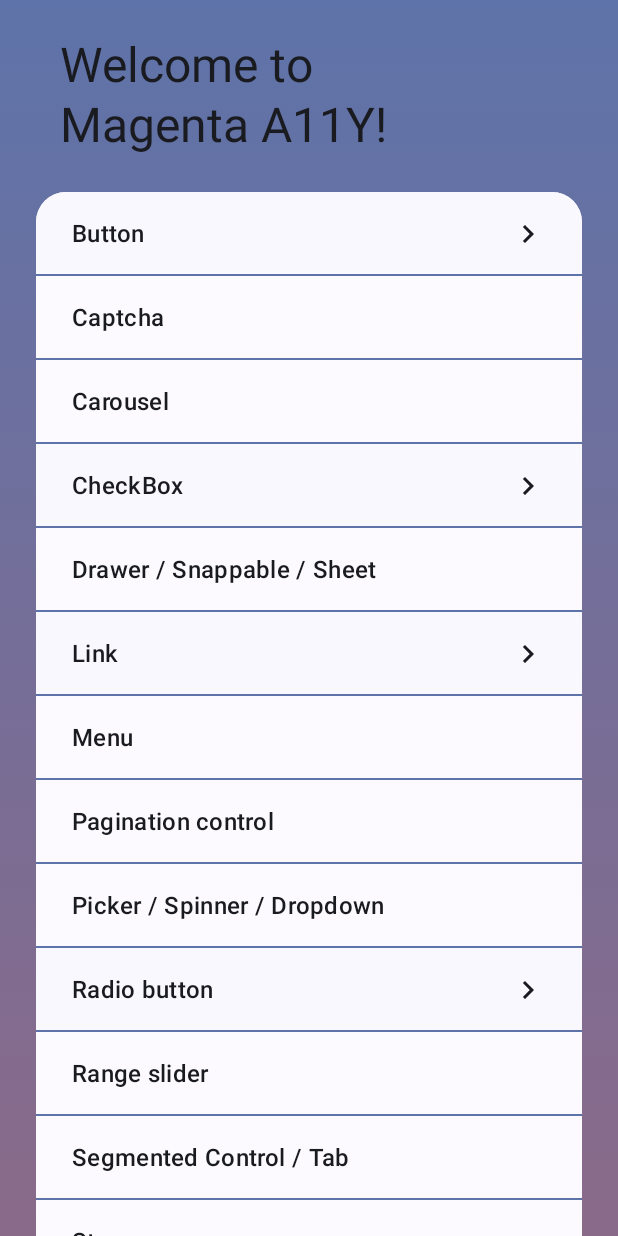
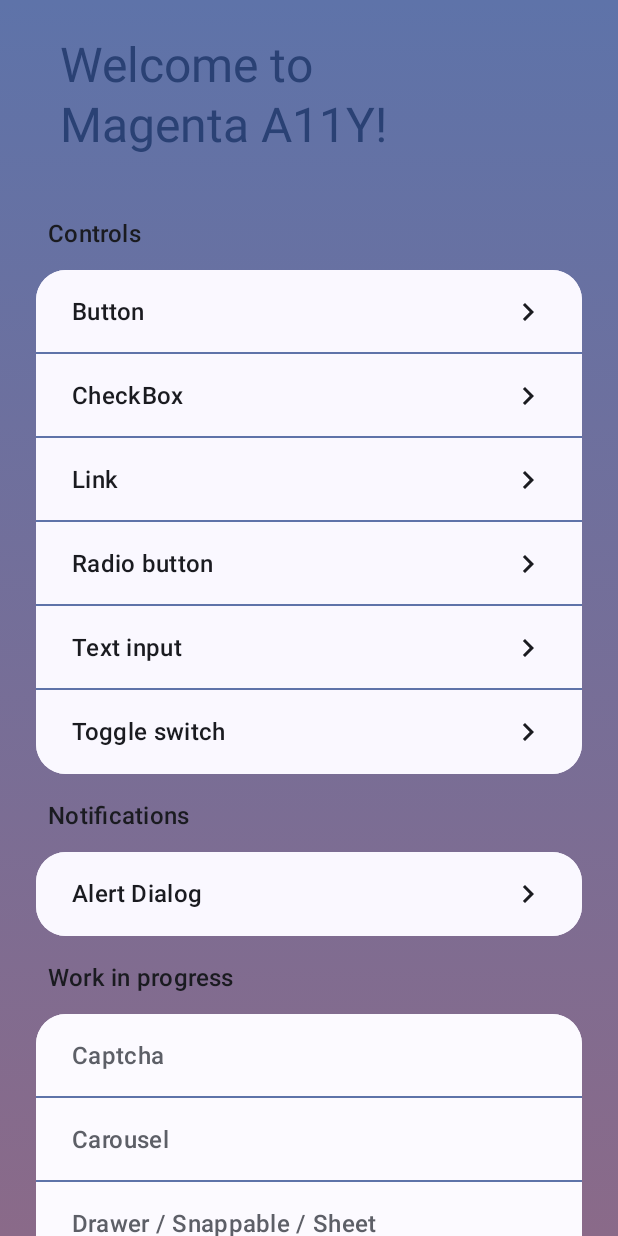
Before and after one commit to max-jin/maxmagentaa11y, an Android app built with Jetpack Compose: the screen it shows after launch (MainActivity), on a phone screen of 412 x 824 dp. Run offline under Robolectric (Android 15) with nearby library versions, the phone set to English and light mode, and no system bars.

Commit message:
Add NavGraph

```diff
--- a/app/src/main/java/com/maxjin/a11y/core/component/Component.kt
+++ b/app/src/main/java/com/maxjin/a11y/core/component/Component.kt
@@ -4,6 +4,8 @@
  */
 
 package com.maxjin.a11y.core.component
+
+import com.maxjin.a11y.ui.nav.NavDestination
 
 /**
  * App UI component
@@ -13,30 +15,31 @@ data class Component(
     // Used for searching and displaying
     val nameOptions: List<String>? = null,
     val available: Boolean = true,
-    val type: ComponentType = ComponentType.CONTROL
+    val type: ComponentType = ComponentType.CONTROL,
+    val navDestination: NavDestination
 ) {
     companion object {
         val allComponents: List<Component>
             get() = listOf(
-                Component("Button"),
-                Component("Captcha", available = false),
-                Component("Carousel", available = false),
-                Component("CheckBox"),
-                Component("Drawer / Snappable / Sheet", listOf("Menu", "Bottom Sheet", "BottomSheet"), available = false),
-                Component("Link"),
-                Component("Menu", listOf("Drawer", "DropdownMenu", "DropdownTextBox", "DropdownMenuBox"), available = false),
-                Component("Pagination control", available = false),
-                Component("Picker / Spinner / Dropdown", available = false),
-                Component("Radio button", listOf("RadioButton")),
-                Component("Range slider", available = false),
-                Component("Segmented Control / Tab", available = false),
-                Component("Stepper", available = false),
-                Component("Table row button", listOf("LazyColumn"), available = false),
-                Component("Text input", listOf("TextField", "Text fields")),
-                Component("Toggle switch", listOf("Switch")),
-                Component("Alert Dialog", listOf("Alert"), available = true, type = ComponentType.NOTIFICATION),
-                Component("Modal", listOf("Bottom sheet"), available = false, type = ComponentType.NOTIFICATION),
-                Component("Toast snackbar banner", available = false, type = ComponentType.NOTIFICATION)
+                Component("Button", navDestination = NavDestination.COMPONENT_BUTTON),
+                Component("Captcha", available = false, navDestination = NavDestination.COMPONENT_BUTTON),
+                Component("Carousel", available = false, navDestination = NavDestination.COMPONENT_BUTTON),
+                Component("CheckBox", navDestination = NavDestination.COMPONENT_CHECKBOX),
+                Component("Drawer / Snappable / Sheet", listOf("Menu", "Bottom Sheet", "BottomSheet"), available = false, navDestination = NavDestination.COMPONENT_BUTTON),
+                Component("Link", navDestination = NavDestination.COMPONENT_LINK),
+                Component("Menu", listOf("Drawer", "DropdownMenu", "DropdownTextBox", "DropdownMenuBox"), available = false, navDestination = NavDestination.COMPONENT_BUTTON),
+                Component("Pagination control", available = false, navDestination = NavDestination.COMPONENT_BUTTON),
+                Component("Picker / Spinner / Dropdown", available = false, navDestination = NavDestination.COMPONENT_BUTTON),
+                Component("Radio button", listOf("RadioButton"), navDestination = NavDestination.COMPONENT_RADIO_BUTTON),
+                Component("Range slider", available = false, navDestination = NavDestination.COMPONENT_BUTTON),
+                Component("Segmented Control / Tab", available = false, navDestination = NavDestination.COMPONENT_BUTTON),
+                Component("Stepper", available = false, navDestination = NavDestination.COMPONENT_BUTTON),
+                Component("Table row button", listOf("LazyColumn"), available = false, navDestination = NavDestination.COMPONENT_BUTTON),
+                Component("Text input", listOf("TextField", "Text fields"), navDestination = NavDestination.COMPONENT_TEXT_FIELD),
+                Component("Toggle switch", listOf("Switch"), navDestination = NavDestination.COMPONENT_SWITCH),
+                Component("Alert Dialog", listOf("Alert"), available = true, type = ComponentType.NOTIFICATION, navDestination = NavDestination.COMPONENT_ALERT_DIALOG),
+                Component("Modal", listOf("Bottom sheet"), available = false, type = ComponentType.NOTIFICATION, navDestination = NavDestination.COMPONENT_ALERT_DIALOG),
+                Component("Toast snackbar banner", available = false, type = ComponentType.NOTIFICATION, navDestination = NavDestination.COMPONENT_BUTTON)
             )
     }
 }
--- a/app/src/main/java/com/maxjin/a11y/ui/AppScreen.kt
+++ b/app/src/main/java/com/maxjin/a11y/ui/AppScreen.kt
@@ -12,13 +12,12 @@ import androidx.compose.material3.Surface
 import androidx.compose.runtime.Composable
 import androidx.compose.ui.Modifier
 import androidx.navigation.compose.rememberNavController
-import com.maxjin.a11y.ui.home.HomeScreen
+import com.maxjin.a11y.ui.nav.NavGraph
 import com.maxjin.a11y.ui.theme.MagentaA11yTheme
 
 /**
  * App Main Screen - Top Layer of Composable
  *
- * TODO
  * 1. Top bar - foldable
  * 2. SearchBar
  * 3. Nav
@@ -36,7 +35,7 @@ fun AppScreen(
     MagentaA11yTheme {
         // A surface container using the 'background' color from the theme
         Surface(modifier = Modifier.fillMaxSize(), color = MaterialTheme.colorScheme.background) {
-            HomeScreen()
+            NavGraph(navController = navController)
         }
     }
 }
--- /dev/null
+++ b/app/src/main/java/com/maxjin/a11y/ui/button/ButtonScreen.kt
@@ -0,0 +1,15 @@
+/*
+ * 2023 - Developed by Max Jin
+ * Source code subject to change. Refer to NOTICE.txt in source tree for changes and attributions.
+ */
+
+package com.maxjin.a11y.ui.button
+
+import androidx.compose.material3.Text
+import androidx.compose.runtime.Composable
+import kotlin.random.Random
+
+@Composable
+fun ButtonScreen() {
+    Text(text = "Welcome to Button page ${Random.nextInt()}")
+}
--- a/app/src/main/java/com/maxjin/a11y/ui/home/HomeScreen.kt
+++ b/app/src/main/java/com/maxjin/a11y/ui/home/HomeScreen.kt
@@ -30,18 +30,25 @@ import androidx.compose.ui.semantics.Role
 import androidx.compose.ui.text.style.TextAlign
 import androidx.compose.ui.tooling.preview.Preview
 import com.maxjin.a11y.core.component.Component
+import com.maxjin.a11y.core.component.ComponentType
+import com.maxjin.a11y.ui.nav.NavDestination
 import com.maxjin.a11y.ui.theme.MagentaA11yTheme
 import com.maxjin.a11y.ui.util.RoundedCornerShapeLarge
 import com.maxjin.a11y.ui.util.composable.HorizontalDivider
 import com.maxjin.a11y.ui.util.dimenB0
+import com.maxjin.a11y.ui.util.dimenB3
 import com.maxjin.a11y.ui.util.dimenB4
 import com.maxjin.a11y.ui.util.dimenB5
+import com.maxjin.a11y.ui.util.dimenB6
 import com.maxjin.a11y.ui.util.dimenB7
 import com.maxjin.a11y.ui.util.verticalGradient
 
 // TODO ADD Compose Nav, Component screens - Button, Link, CheckBox, Toggle Switch,
 @Composable
-fun HomeScreen(modifier: Modifier = Modifier) {
+fun HomeScreen(
+    modifier: Modifier = Modifier,
+    navigateAction: (NavDestination) -> Unit
+) {
     Column(
         modifier = modifier
             .fillMaxSize()
@@ -55,17 +62,39 @@ fun HomeScreen(modifier: Modifier = Modifier) {
                 .fillMaxWidth()
                 .padding(start = dimenB7),
             textAlign = TextAlign.Start,
-            color = MaterialTheme.colorScheme.onBackground,
+            color = MaterialTheme.colorScheme.primary,
             style = MaterialTheme.typography.headlineLarge
         )
         Spacer(modifier = Modifier.height(dimenB5))
-        HomeCard(Component.allComponents)
+        Component.allComponents.let { list ->
+            list.filter { it.available }.let { availableList ->
+                HomeCardTitle("Controls")
+                HomeCard(availableList.filter { it.type == ComponentType.CONTROL }, navigateAction)
+                HomeCardTitle("Notifications")
+                HomeCard(availableList.filter { it.type == ComponentType.NOTIFICATION }, navigateAction)
+            }
+            HomeCardTitle("Work in progress")
+            HomeCard(list.filter { !it.available }, navigateAction)
+        }
         Spacer(modifier = Modifier.height(dimenB5))
     }
 }
 
 @Composable
-fun HomeCard(buttonList: List<Component>) {
+fun HomeCardTitle(title: String) {
+    Text(
+        text = title,
+        modifier = Modifier
+            .fillMaxWidth()
+            .padding(start = dimenB6, top = dimenB4, bottom = dimenB3),
+        textAlign = TextAlign.Start,
+        color = MaterialTheme.colorScheme.onBackground,
+        style = MaterialTheme.typography.titleMedium
+    )
+}
+
+@Composable
+fun HomeCard(buttonList: List<Component>, navigateAction: (NavDestination) -> Unit) {
     Column(
         modifier = Modifier
             .fillMaxWidth()
@@ -78,7 +107,9 @@ fun HomeCard(buttonList: List<Component>) {
                 modifier = Modifier
                     .fillMaxWidth()
                     .height(IntrinsicSize.Min)
-                    .clickable(onClick = {}, role = Role.Button, enabled = component.available)
+                    .clickable(onClick = {
+                        navigateAction(component.navDestination)
+                    }, role = Role.Button, enabled = component.available)
                     .background(
                         color = if (component.available) MaterialTheme.colorScheme.background else
                             MaterialTheme.colorScheme.inverseOnSurface
@@ -93,6 +124,7 @@ fun HomeCard(buttonList: List<Component>) {
                         text = component.name,
                         textAlign = TextAlign.Start,
                         style = MaterialTheme.typography.titleMedium,
+                        color = if (component.available) MaterialTheme.colorScheme.onBackground else MaterialTheme.colorScheme.outline
                     )
                 }
                 if (component.available) {
@@ -119,6 +151,6 @@ fun HomeCard(buttonList: List<Component>) {
 @Composable
 fun HomeScreenPreview() {
     MagentaA11yTheme {
-        HomeScreen()
+        HomeScreen(navigateAction = {})
     }
 }
--- /dev/null
+++ b/app/src/main/java/com/maxjin/a11y/ui/nav/NavDestinations.kt
@@ -0,0 +1,17 @@
+/*
+ * 2023 - Developed by Max Jin
+ * Source code subject to change. Refer to NOTICE.txt in source tree for changes and attributions.
+ */
+
+package com.maxjin.a11y.ui.nav
+
+enum class NavDestination(val id: String) {
+    APP_HOME("APP_HOME"),
+    COMPONENT_BUTTON("COMPONENT_BUTTON"),
+    COMPONENT_CHECKBOX("COMPONENT_CHECKBOX"),
+    COMPONENT_LINK("COMPONENT_LINK"),
+    COMPONENT_RADIO_BUTTON("COMPONENT_RADIO_BUTTON"),
+    COMPONENT_TEXT_FIELD("COMPONENT_TEXT_FIELD"),
+    COMPONENT_SWITCH("COMPONENT_SWITCH"),
+    COMPONENT_ALERT_DIALOG("COMPONENT_ALERT_DIALOG")
+}
--- /dev/null
+++ b/app/src/main/java/com/maxjin/a11y/ui/nav/NavGraph.kt
@@ -0,0 +1,47 @@
+/*
+ * 2023 - Developed by Max Jin
+ * Source code subject to change. Refer to NOTICE.txt in source tree for changes and attributions.
+ */
+
+package com.maxjin.a11y.ui.nav
+
+import androidx.compose.runtime.Composable
+import androidx.navigation.NavHostController
+import androidx.navigation.compose.NavHost
+import androidx.navigation.compose.composable
+import com.maxjin.a11y.ui.button.ButtonScreen
+import com.maxjin.a11y.ui.home.HomeScreen
+import com.maxjin.a11y.ui.util.navigateToComponent
+
+@Composable
+fun NavGraph(
+    navController: NavHostController,
+    startDestination: String = NavDestination.APP_HOME.id
+) {
+    NavHost(navController = navController, startDestination = startDestination) {
+        composable(route = NavDestination.APP_HOME.id) {
+            HomeScreen(navigateAction = { navController.navigateToComponent(it) })
+        }
+        composable(route = NavDestination.COMPONENT_BUTTON.id) {
+            ButtonScreen()
+        }
+        composable(route = NavDestination.COMPONENT_CHECKBOX.id) {
+            ButtonScreen()
+        }
+        composable(route = NavDestination.COMPONENT_LINK.id) {
+            ButtonScreen()
+        }
+        composable(route = NavDestination.COMPONENT_RADIO_BUTTON.id) {
+            ButtonScreen()
+        }
+        composable(route = NavDestination.COMPONENT_TEXT_FIELD.id) {
+            ButtonScreen()
+        }
+        composable(route = NavDestination.COMPONENT_SWITCH.id) {
+            ButtonScreen()
+        }
+        composable(route = NavDestination.COMPONENT_ALERT_DIALOG.id) {
+            ButtonScreen()
+        }
+    }
+}
--- /dev/null
+++ b/app/src/main/java/com/maxjin/a11y/ui/util/NavControllerExt.kt
@@ -0,0 +1,13 @@
+/*
+ * 2023 - Developed by Max Jin
+ * Source code subject to change. Refer to NOTICE.txt in source tree for changes and attributions.
+ */
+
+package com.maxjin.a11y.ui.util
+
+import androidx.navigation.NavController
+import com.maxjin.a11y.ui.nav.NavDestination
+
+fun NavController.navigateToComponent(destination: NavDestination) {
+    this.navigate(destination.id)
+}
```
Also changed, not shown: app/src/main/java/com/maxjin/a11y/ui/util/ModifierExt.kt (renamed from app/src/main/java/com/maxjin/a11y/ui/util/ModifierExtension.kt).
